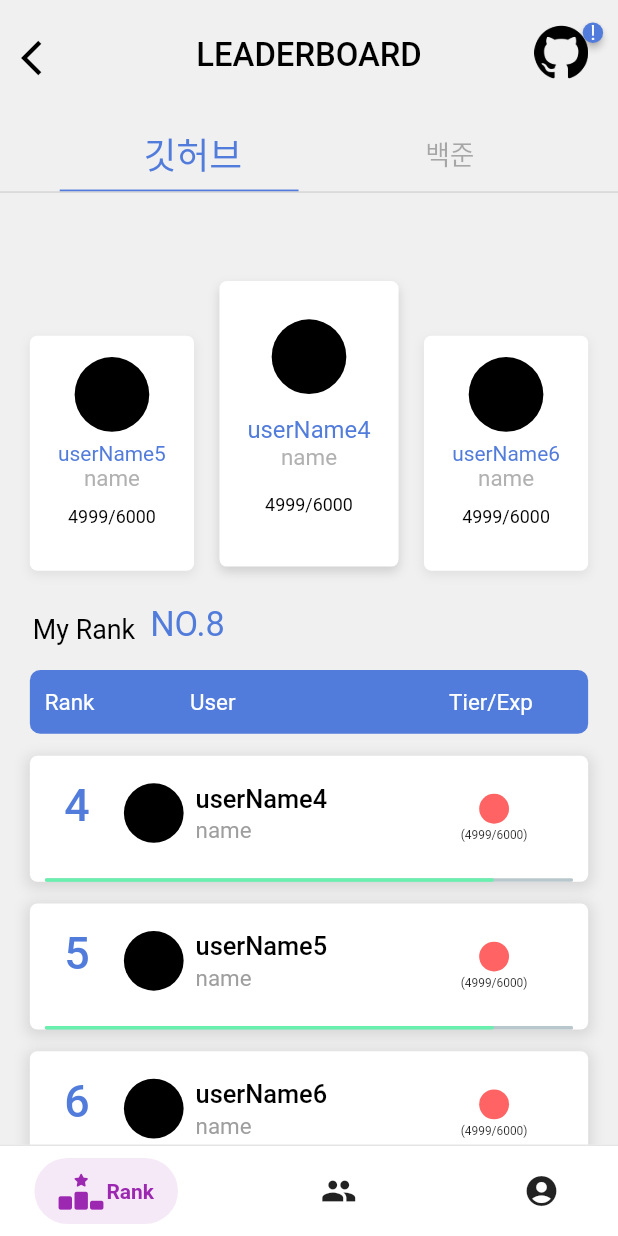
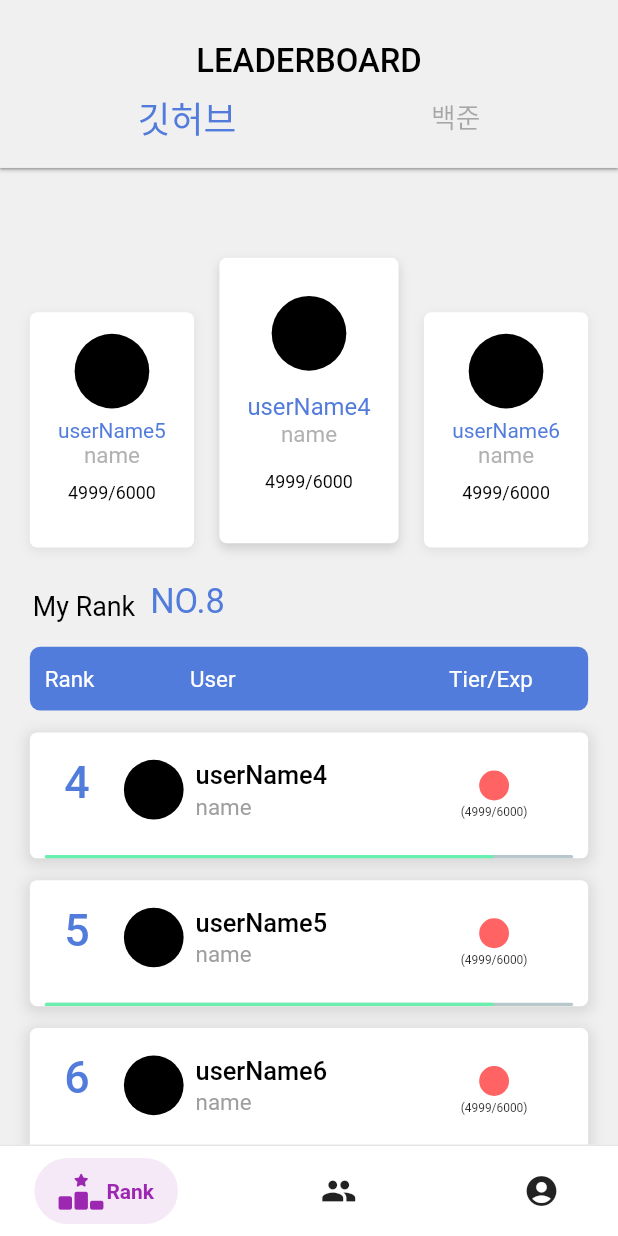
Before and after one commit to BSSM-BGIT/BGIT-App, a Flutter app: the screen it shows after launch, on a phone screen of 412 x 824 dp. Run offline on Flutter 3.47's test engine with Material 2 defaults, Android fonts, the phone set to English and light mode, and no system bars; drawn by our look-alikes of badges, percent_indicator, salomon_bottom_bar; our stand-ins replace flutter_native_splash, flutter_screenutil, font_awesome_flutter, webview_flutter; missing offline and left inert: flutter_web_auth, material_dialogs.

Commit message:
[UPDATE] appbar

```diff
--- a/bssm_app/lib/screens/bottombar/rank.dart
+++ b/bssm_app/lib/screens/bottombar/rank.dart
@@ -6,8 +6,6 @@ import 'package:flutter/material.dart';
 import 'package:flutter_screenutil/flutter_screenutil.dart';
 import 'package:material_dialogs/material_dialogs.dart';
 import 'package:flutter_native_splash/flutter_native_splash.dart';
-import 'package:bssm_app/screens/webview.dart';
-
 
 class Rank extends StatefulWidget {
   const Rank({Key? key}) : super(key: key);
@@ -87,10 +85,7 @@ class _RankState extends State<Rank> {
           ),
         ),
         ElevatedButton(
-          onPressed: () {
-            Navigator.push(
-                context, MaterialPageRoute(builder: (_) => const Webview()));
-          },
+          onPressed: () {},
           style: ElevatedButton.styleFrom(backgroundColor: Colors.blue),
           child: Padding(
             padding: EdgeInsets.only(left: 10.w, right: 10.w),
@@ -115,61 +110,58 @@ class _RankState extends State<Rank> {
 
   @override
   Widget build(BuildContext context) {
-    return Scaffold(
+    return SafeArea(
+      child: Scaffold(
         backgroundColor: CommonColor.gray,
         appBar: PreferredSize(
-        preferredSize: Size.fromHeight(70.h),
+          preferredSize: Size.fromHeight(100.h),
           child: AppBar(
+            toolbarHeight: 120.h,
             backgroundColor: CommonColor.gray,
-          leading: Padding(
-            padding: EdgeInsets.only(top: 15.h),
-            child: IconButton(
-              onPressed: () {
-                Navigator.of(context).pop();
-              },
-              icon: const Icon(
-                Icons.arrow_back_ios,
-                color: Colors.black,
-              ),
-              iconSize: 25.h,
-            ),
-          ),
-          actions: [
+            // leading: Padding(
+            //   padding: EdgeInsets.only(top: 15.h),
+            //   child: IconButton(
+            //     onPressed: () {
+            //       Navigator.of(context).pop();
+            //     },
+            //     icon: const Icon(
+            //       Icons.arrow_back_ios,
+            //       color: Colors.black,
+            //     ),
+            //     iconSize: 25.h,
+            //   ),
+            // ),
+            // actions: [
+            //   Padding(
+            //     padding: EdgeInsets.only(top: 15.h, right: 20.w, bottom: 3.h),
+            //     child: Badge(
+            //       badgeContent: const Text(
+            //         "!",
+            //         style: TextStyle(color: Colors.white),
+            //       ),
+            //       badgeColor: CommonColor.blue,
+            //       child: InkWell(
+            //           onTap: () {
+            //             showDialog();
+            //           },
+            //           child: Image.asset("images/github.png")),
+            //     ),
+            //   ),
+            // ],
+            title: Column(
+              children: [
                 Padding(
-              padding: EdgeInsets.only(top: 15.h, right: 20.w, bottom: 3.h),
-              child: Badge(
-                badgeContent: const Text(
-                  "!",
-                  style: TextStyle(color: Colors.white),
-                ),
-                badgeColor: CommonColor.blue,
-                child: InkWell(
-                    onTap: () {
-                      showDialog();
-                    },
-                    child: Image.asset("images/github.png")),
-              ),
-            ),
-          ],
-          title: Padding(
                   padding: EdgeInsets.only(top: 16.h),
                   child: Text(
                     "LEADERBOARD",
                     style: TextStyle(
-                  fontFamily: 'Roboto', fontSize: 22.sp, color: Colors.black),
+                        fontFamily: 'Roboto',
+                        fontSize: 22.sp,
+                        color: Colors.black),
                   ),
                 ),
-          centerTitle: true,
-          elevation: 0.0,
-        ),
-      ),
-      body: SingleChildScrollView(
-        scrollDirection: Axis.vertical,
-        child: Center(
-          child: Column(
-            children: [
                 Padding(
-                padding: EdgeInsets.only(left: 80.w, right: 80.w),
+                  padding: EdgeInsets.only(left: 60.w, right: 60.w),
                   child: Row(
                     mainAxisAlignment: MainAxisAlignment.spaceBetween,
                     children: [
@@ -222,8 +214,9 @@ class _RankState extends State<Rank> {
                             child: Text(
                               "백준",
                               style: TextStyle(
-                              color:
-                                  ispressed2 ? CommonColor.blue : Colors.black,
+                                color: ispressed2
+                                    ? CommonColor.blue
+                                    : Colors.black,
                                 fontSize: textSize2.sp,
                                 fontWeight: FontWeight.w500,
                               ),
@@ -232,20 +225,17 @@ class _RankState extends State<Rank> {
                     ],
                   ),
                 ),
-              Row(
-                mainAxisAlignment: MainAxisAlignment.start,
-                children: [
-                  AnimatedPadding(
-                    duration: const Duration(microseconds: 100000),
-                    padding: EdgeInsets.only(left: leftPadding.w),
-                    child: Container(
-                      width: 160.w,
-                      height: 1.h,
-                      color: CommonColor.blue,
+              ],
+            ),
+            centerTitle: true,
+            elevation: 1.0,
           ),
         ),
-                ],
-              ),
+        body: SingleChildScrollView(
+          scrollDirection: Axis.vertical,
+          child: Center(
+            child: Column(
+              children: [
                 Stack(
                   children: [
                     AnimatedOpacity(
@@ -261,6 +251,7 @@ class _RankState extends State<Rank> {
                   ],
                 ),
               ],
+            ),
           ),
         ),
       ),
```
Lines whose indentation alone changed are shown as unchanged.
